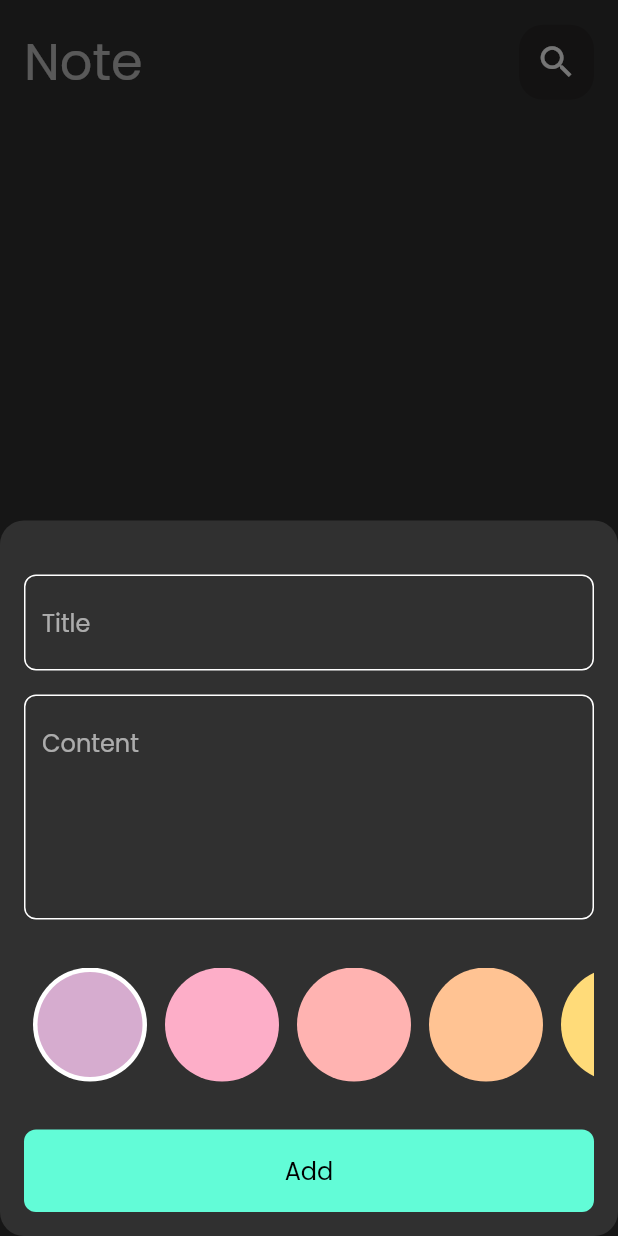
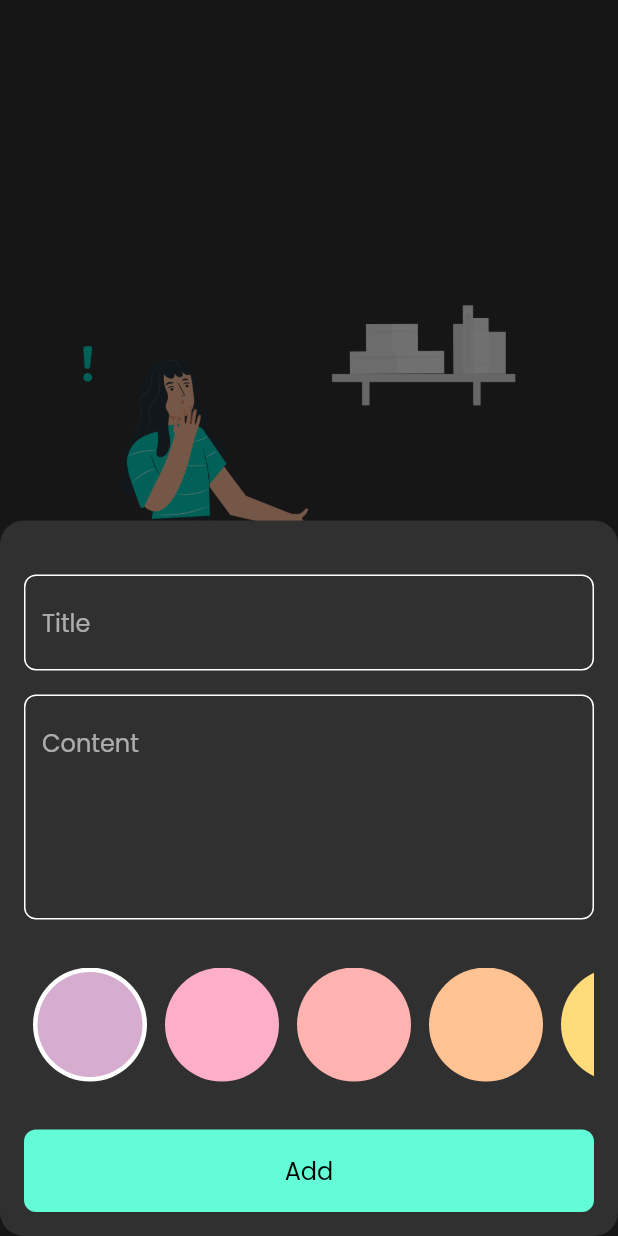
Before and after one commit to salsabilelshiekh2022/noteApp, a Flutter app: the screen it shows after launch, after a tap on the "add" icon, on a phone screen of 412 x 824 dp. Run offline on Flutter 3.47's test engine with Material 2 defaults, Android fonts, the phone set to English and light mode, and no system bars; drawn by our look-alikes of flutter_animate; our stand-ins replace bloc, flutter_bloc, hive, hive_flutter; accounts and stored records are empty.

Commit message:
finish app

```diff
--- a/lib/views/widgets/custom_text_field.dart
+++ b/lib/views/widgets/custom_text_field.dart
@@ -7,12 +7,14 @@ class CustomTextField extends StatelessWidget {
   final int maxLines;
   final void Function(String?)? onSaved;
   final void Function(String)? onChange;
+  final String? initialValue;
   const CustomTextField(
       {super.key,
       required this.hintText,
       this.maxLines = 1,
       this.onSaved,
-      this.onChange});
+      this.onChange,
+      this.initialValue});
 
   @override
   Widget build(BuildContext context) {
@@ -26,6 +28,7 @@ class CustomTextField extends StatelessWidget {
           return null;
         }
       },
+      initialValue: initialValue,
       cursorColor: primaryColor,
       decoration: InputDecoration(
         hintText: hintText,
--- a/lib/views/widgets/edit_note_body.dart
+++ b/lib/views/widgets/edit_note_body.dart
@@ -42,6 +42,7 @@ class _EditNoteBodyState extends State<EditNoteBody> {
               onChange: (value) {
                 title = value;
               },
+              initialValue: widget.note.title,
               hintText: widget.note.title,
             ),
             const SizedBox(
@@ -51,6 +52,7 @@ class _EditNoteBodyState extends State<EditNoteBody> {
               onChange: (value) {
                 content = value;
               },
+              initialValue: widget.note.subTitle,
               hintText: widget.note.subTitle,
               maxLines: 5,
             ),
--- a/lib/views/widgets/empty_notes.dart
+++ b/lib/views/widgets/empty_notes.dart
@@ -38,7 +38,7 @@ class EmptyNotes extends StatelessWidget {
             height: 20,
           ),
           const Text(
-            "You don't have any bookmark at this time ",
+            "You don't have any notes at this time ",
           )
               .animate()
               .fadeIn() // uses `Animate.defaultDuration`
--- a/lib/views/widgets/notes_view_body.dart
+++ b/lib/views/widgets/notes_view_body.dart
@@ -1,6 +1,11 @@
 import 'package:flutter/material.dart';
 import 'package:flutter_bloc/flutter_bloc.dart';
+import 'package:hive/hive.dart';
+import 'package:note_app/constants/constant.dart';
+import 'package:note_app/cubits/add_note_cubit/add_note_cubit.dart';
+import 'package:note_app/models/note_model.dart';
 import 'package:note_app/views/widgets/custom_app_bar.dart';
+import 'package:note_app/views/widgets/empty_notes.dart';
 import 'package:note_app/views/widgets/notes_list_view.dart';
 
 import '../../cubits/cubit/notes_cubit.dart';
@@ -21,10 +26,14 @@ class _NotesViewBodyState extends State<NotesViewBody> {
 
   @override
   Widget build(BuildContext context) {
-    return const SafeArea(
+    return BlocBuilder<NotesCubit, NotesState>(
+      builder: (context, state) {
+        return SafeArea(
           child: Padding(
-        padding: EdgeInsets.all(16.0),
-        child: Column(
+            padding: const EdgeInsets.all(16.0),
+            child: Hive.box<NoteModel>(notesBox).isEmpty
+                ? const EmptyNotes()
+                : const Column(
                     children: [
                       CustomAppBar(
                         title: "Note",
@@ -35,5 +44,7 @@ class _NotesViewBodyState extends State<NotesViewBody> {
                   ),
           ),
         );
+      },
+    );
   }
 }
```
Also changed, not shown: lib/views/widgets/note_item.dart (+54 -1 lines), pubspec.lock, 6 other files. Lines whose indentation alone changed are shown as unchanged.
